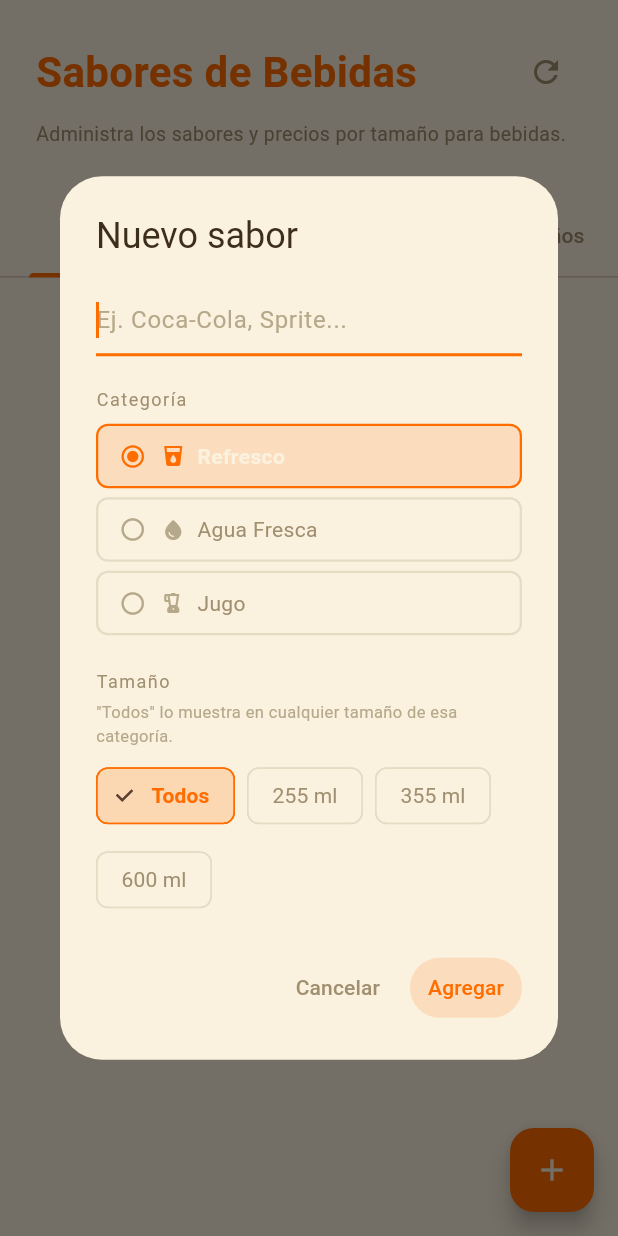
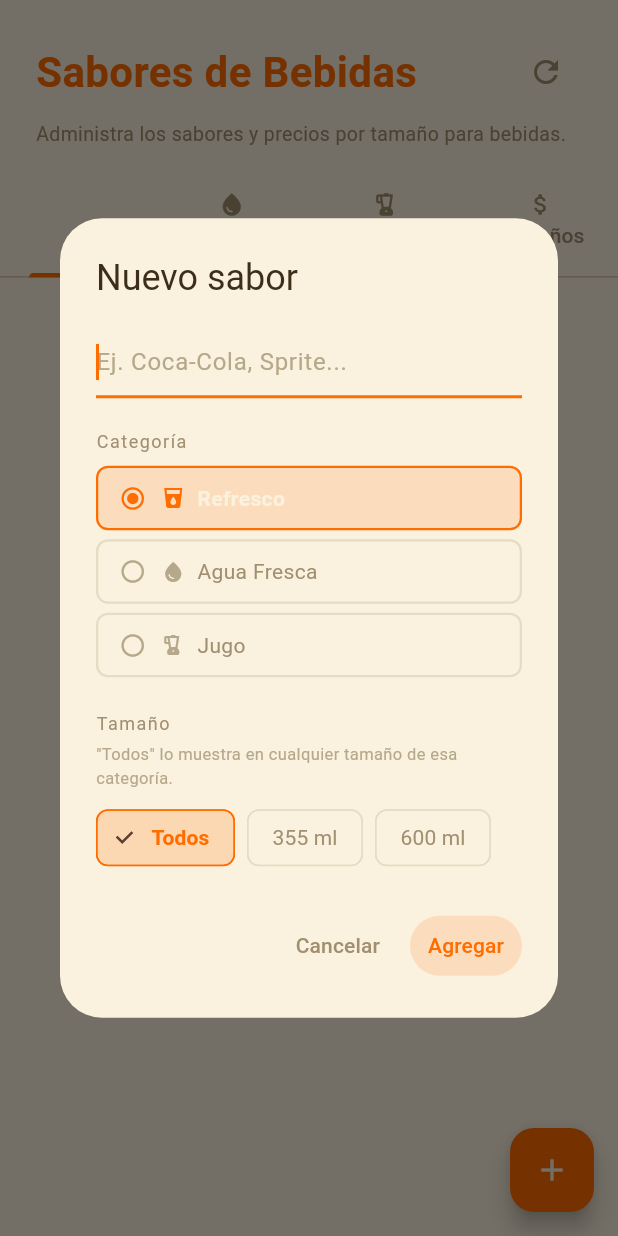
Before and after one commit to gorditasmh2020rigoberto/restaurant, a Flutter app: the DrinkFlavorsManagementView screen opened directly, after a tap on the "add" icon, on a phone screen of 412 x 824 dp. Run offline on Flutter 3.47's test engine with Material 3 defaults, Android fonts, the phone set to English and light mode, and no system bars; our stand-ins replace audioplayers, geolocator, image_picker, pdf, printing, qr_flutter and 2 more; missing offline and left inert: dart:html, dart:js, dart:js_interop, dart:ui_web; accounts and stored records are empty; key blocks and very long unbroken strings in the code were emptied for the run.

Commit message:
fix(bebidas): elimina el tamaño "255 ml" (typo histórico, era 355 ml)
El refresco de vidrio siempre fue de 355 ml (así en drink_type_prices
y en el nombre del dish), pero el constraint de drink_flavors.type
solo aceptaba 'refresco_255'. Se corrigió el constraint y se migraron
los datos existentes; ahora el código ya no ofrece "255 ml" como
tamaño en ningún lado (admin de sabores, dish_card, tickets).

Co-Authored-By: Claude Sonnet 5 <noreply@anthropic.com>

```diff
--- a/lib/views/admin_view.dart
+++ b/lib/views/admin_view.dart
@@ -40,7 +40,7 @@ String _correctDrinkName(String rawName, dynamic rawGuisados) {
   if (!RegExp(r'^\d+\s?(ml|litro)$', caseSensitive: false).hasMatch(sizeStr)) return rawName;
   final n = rawName.toLowerCase();
   if (n.contains('refresco')) {
-    if (sizeStr.contains('355') || sizeStr.contains('255')) return 'Refresco de vidrio';
+    if (sizeStr.contains('355')) return 'Refresco de vidrio';
     if (sizeStr.contains('600')) return 'Refresco no retornable';
     return 'Refresco';
   }
--- a/lib/views/drink_flavors_management_view.dart
+++ b/lib/views/drink_flavors_management_view.dart
@@ -72,7 +72,6 @@ class _DrinkFlavorsManagementViewState extends State<DrinkFlavorsManagementView>
           _refrescos = list
               .where((f) =>
                   f['type'] == 'refresco' ||
-                  f['type'] == 'refresco_255' ||
                   f['type'] == 'refresco_355' ||
                   f['type'] == 'refresco_600')
               .toList();
@@ -133,7 +132,6 @@ class _DrinkFlavorsManagementViewState extends State<DrinkFlavorsManagementView>
 
   String _subtypeLabel(String type) {
     switch (type) {
-      case 'refresco_255': return '255 ml';
       case 'refresco_355': return '355 ml';
       case 'refresco_600': return '600 ml';
       case 'jugo_330':     return '330 ml';
@@ -146,7 +144,6 @@ class _DrinkFlavorsManagementViewState extends State<DrinkFlavorsManagementView>
 
   Color _subtypeColor(String type) {
     switch (type) {
-      case 'refresco_255': return const Color(0xFF38BDF8);
       case 'refresco_355': return const Color(0xFF34D399);
       case 'refresco_600': return const Color(0xFFA78BFA);
       case 'jugo_330':     return const Color(0xFF4ADE80);
@@ -200,7 +197,7 @@ class _DrinkFlavorsManagementViewState extends State<DrinkFlavorsManagementView>
   // selectedSize significa "Todos los tamaños" (el sabor genérico, sin
   // tamaño específico — ver `_concreteType`).
   static const Map<String, List<(String, String)>> _sizesByCategory = {
-    'refresco': [('255', '255 ml'), ('355', '355 ml'), ('600', '600 ml')],
+    'refresco': [('355', '355 ml'), ('600', '600 ml')],
     'agua_fresca': [('600', '600 ml'), ('1litro', '1 litro')],
     'jugo': [('330', '330 ml'), ('1litro', '1 litro')],
   };
--- a/lib/views/kitchen_view.dart
+++ b/lib/views/kitchen_view.dart
@@ -14,7 +14,7 @@ String _correctDrinkName(String rawName, List<String> guisados) {
   if (!RegExp(r'^\d+\s?(ml|litro)$', caseSensitive: false).hasMatch(sizeStr)) return rawName;
   final n = rawName.toLowerCase();
   if (n.contains('refresco')) {
-    if (sizeStr.contains('355') || sizeStr.contains('255')) return 'Refresco de vidrio';
+    if (sizeStr.contains('355')) return 'Refresco de vidrio';
     if (sizeStr.contains('600')) return 'Refresco no retornable';
     return 'Refresco';
   }
--- a/lib/views/print_status_view.dart
+++ b/lib/views/print_status_view.dart
@@ -25,7 +25,7 @@ String _correctDrinkName(String rawName, List<String> guisados) {
   if (!RegExp(r'^\d+\s?(ml|litro)$', caseSensitive: false).hasMatch(sizeStr)) return rawName;
   final n = rawName.toLowerCase();
   if (n.contains('refresco')) {
-    if (sizeStr.contains('355') || sizeStr.contains('255')) return 'Refresco de vidrio';
+    if (sizeStr.contains('355')) return 'Refresco de vidrio';
     if (sizeStr.contains('600')) return 'Refresco no retornable';
     return 'Refresco';
   }
--- a/lib/widgets/dish_card.dart
+++ b/lib/widgets/dish_card.dart
@@ -270,13 +270,12 @@ Future<List<String>> _loadDrinkFlavors(String type) async {
     final supabase = Supabase.instance.client;
     List<String> types;
     if (type == 'refresco') {
-      types = ['refresco', 'refresco_255', 'refresco_355', 'refresco_600'];
+      types = ['refresco', 'refresco_355', 'refresco_600'];
     } else if (type == 'refresco_355') {
-      // Incluye también refresco_255 por compatibilidad con datos previos
-      types = ['refresco_355', 'refresco_255', 'refresco'];
+      types = ['refresco_355', 'refresco'];
     } else if (type == 'refresco_600') {
       // Un sabor guardado como "Refresco" genérico (sin tamaño específico)
-      // debe verse también en 600 ml, igual que ya pasa con 355/255.
+      // debe verse también en 600 ml, igual que ya pasa con 355.
       types = ['refresco_600', 'refresco'];
     } else if (type.startsWith('agua_')) {
       types = [type, 'agua_fresca'];
@@ -342,7 +341,7 @@ String _formatDrinkSizeLabel(String type) {
 String _drinkDisplayName(String type) {
   if (type.startsWith('refresco')) {
     final suffix = type.replaceFirst(RegExp(r'^refresco_'), '');
-    if (suffix.contains('355') || suffix.contains('255')) return 'Refresco de vidrio';
+    if (suffix.contains('355')) return 'Refresco de vidrio';
     if (suffix.contains('600')) return 'Refresco no retornable';
     return 'Refresco';
   }
--- a/lib/widgets/order_summary.dart
+++ b/lib/widgets/order_summary.dart
@@ -28,7 +28,7 @@ String _correctDrinkName(String rawName, dynamic rawGuisados) {
   if (!RegExp(r'^\d+\s?(ml|litro)$', caseSensitive: false).hasMatch(sizeStr)) return rawName;
   final n = rawName.toLowerCase();
   if (n.contains('refresco')) {
-    if (sizeStr.contains('355') || sizeStr.contains('255')) return 'Refresco de vidrio';
+    if (sizeStr.contains('355')) return 'Refresco de vidrio';
     if (sizeStr.contains('600')) return 'Refresco no retornable';
     return 'Refresco';
   }
```
Also changed, not shown: 2 other files.
